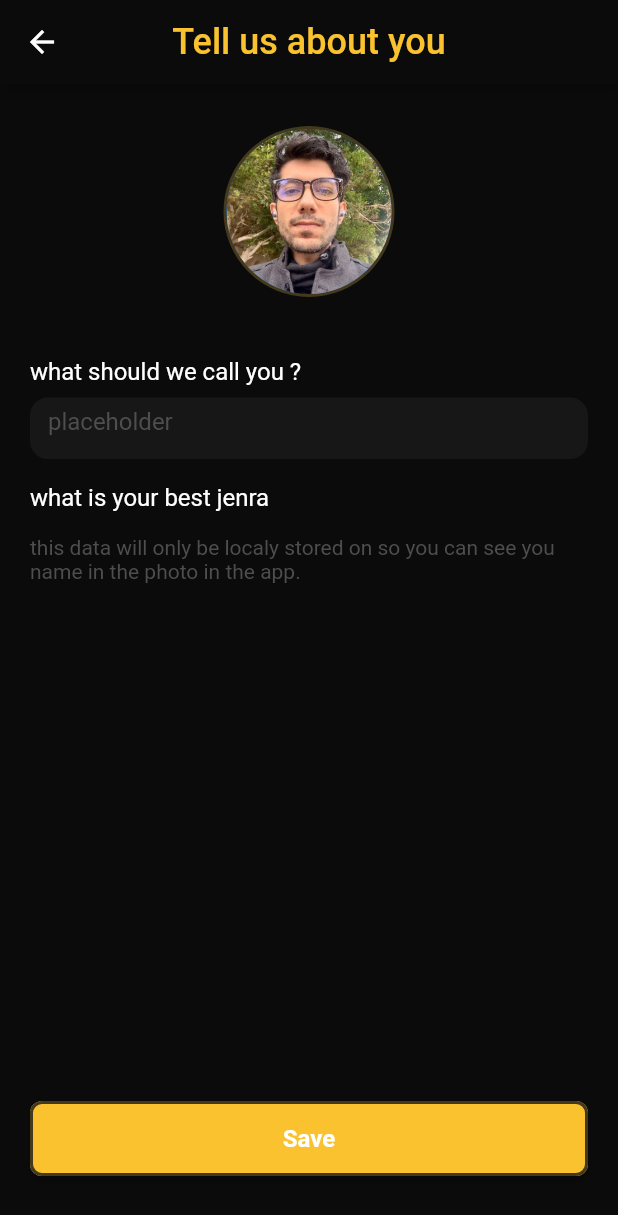
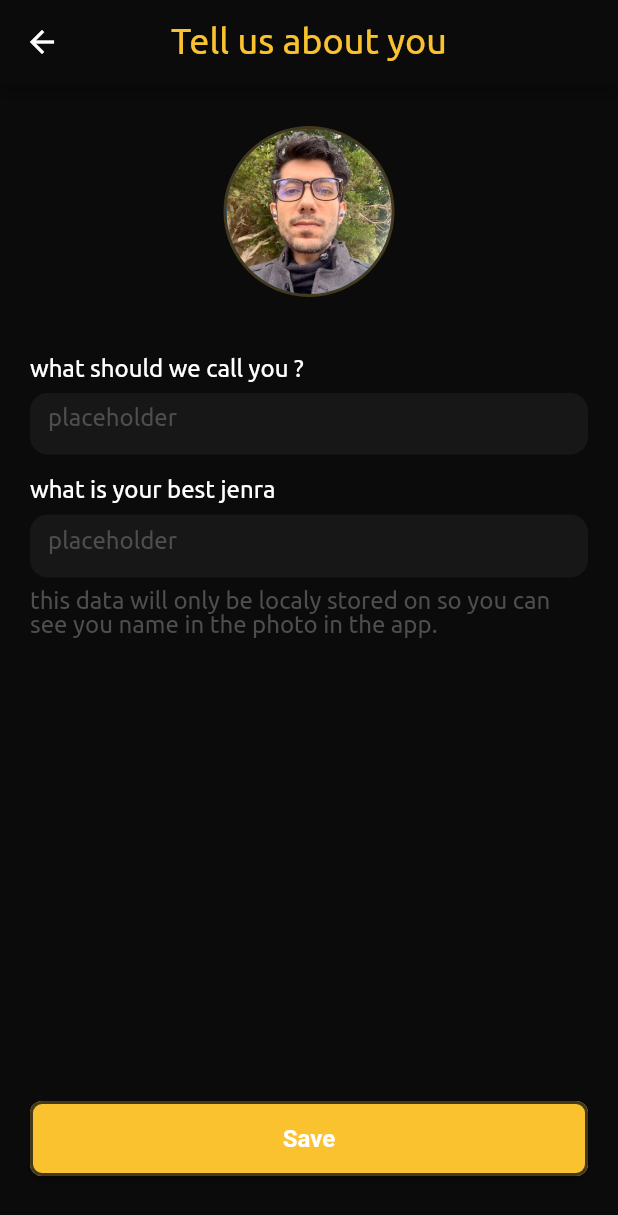
Before and after one commit to hebaea/OpenMovie, a Flutter app: the UserInfoView screen opened by its route, on a phone screen of 412 x 824 dp. Shown: the top 1215 px of the screen. Run offline on Flutter 3.47's test engine with Material 2 defaults, Android fonts, the phone set to English and light mode, and no system bars; our stand-ins replace get.

Commit message:
mob next [ci-skip] [ci skip] [skip ci]
lastFile:lib/app/modules/user_info/views/user_info_view.dart

```diff
--- a/lib/app/generic_widget/text_field_primary.dart
+++ b/lib/app/generic_widget/text_field_primary.dart
@@ -3,16 +3,16 @@ import 'package:open_movie/colors/app_colors.dart';
 
 class TextFieldPrimay extends StatelessWidget {
   String hintText;
-  TextInputType keyboardType;
-  Color? backgroundColor;
-  Color? textColor;
-  Color? hintColor;
-  double? fontSize;
-  double? height;
+  TextInputType? keyboardType;
+  Color backgroundColor;
+  Color textColor;
+  Color hintColor;
+  double fontSize;
+  double height;
 
   TextFieldPrimay(
       {required this.hintText,
-      required this.keyboardType,
+      this.keyboardType,
       this.backgroundColor = AppColors.layerOnePrimary,
       this.fontSize = 16,
       this.height = 42,
--- a/lib/app/modules/user_info/views/user_info_view.dart
+++ b/lib/app/modules/user_info/views/user_info_view.dart
@@ -1,6 +1,9 @@
 import 'package:flutter/material.dart';
 
 import 'package:get/get.dart';
+import 'package:open_movie/app/generic_widget/button_primary.dart';
+import 'package:open_movie/app/generic_widget/text_field_primary.dart';
+import 'package:open_movie/app/generic_widget/text_primary.dart';
 import 'package:open_movie/colors/app_colors.dart';
 
 import '../controllers/user_info_controller.dart';
@@ -13,12 +16,10 @@ class UserInfoView extends GetView<UserInfoController> {
     return Scaffold(
         appBar: AppBar(
           backgroundColor: AppColors.background,
-          title: const Text(
-            'Tell us about you',
-            style: TextStyle(
-              color: AppColors.textAppPrimay,
-              fontSize: 24,
-            ),
+          title: TextPrimary(
+            text: 'Tell us about you',
+            color: AppColors.textAppPrimay,
+            fontSize: 24,
           ),
           centerTitle: true,
         ),
@@ -47,79 +48,48 @@ class UserInfoView extends GetView<UserInfoController> {
                 ],
               ),
               SizedBox(height: 40),
-              Text(
-                'what should we call you ?',
-                style: TextStyle(color: AppColors.textWight, fontSize: 16),
+              TextPrimary(
+                text: 'what should we call you ?',
+                color: AppColors.textWight,
+                fontSize: 16,
               ),
               SizedBox(height: 8),
               Container(
-                height: 41,
-                child: TextField(
-                  cursorColor: Colors.white,
-                  style: TextStyle(color: Colors.white),
-                  decoration: InputDecoration(
-                      hintText: 'placeholder',
-                      hintStyle: TextStyle(color: AppColors.textLightGray),
-                      border: OutlineInputBorder(
-                        borderRadius: BorderRadius.circular(12),
-                        borderSide: BorderSide(
-                          width: 0,
-                          style: BorderStyle.none,
-                        ),
-                      ),
-                      filled: true,
-                      fillColor: AppColors.layerOnePrimary),
-                ),
-              ),
+                  height: 41,
+                  child: TextFieldPrimay(
+                    hintText: "placeholder",
+                  )),
               SizedBox(
                 height: 16,
               ),
-              Text(
-                'what is your best jenra',
-                style: TextStyle(color: AppColors.textWight, fontSize: 16),
+              TextPrimary(
+                text: 'what is your best jenra',
+                color: AppColors.textWight,
+                fontSize: 16,
               ),
               SizedBox(height: 8),
-             //text field
+              TextFieldPrimay(
+                hintText: 'placeholder',
+              ),
               SizedBox(
                 height: 8,
               ),
-              Text(
-                'this data will only be localy stored on so you can see you name in the photo in the app.',
-                style: TextStyle(color: AppColors.textLightGray),
+              TextPrimary(
+                text:
+                    'this data will only be localy stored on so you can see you name in the photo in the app.',
+                color: AppColors.textLightGray,
               ),
               Expanded(
                 child: Container(
                     // color: Colors.green,
                     ),
               ),
-              SizedBox(
-                height: 50,
+              ButtonPrimary(
                 width: MediaQuery.of(context).size.width - 40,
-                child: ElevatedButton(
-                  style: ElevatedButton.styleFrom(
-                    backgroundColor: AppColors.buttonPrimary,
-                    side: BorderSide(
-                      width: 2.0,
-                      color: AppColors.buttonPrimaryBorder,
-                    ),
-                    shape: RoundedRectangleBorder(
-                      borderRadius: BorderRadius.circular(8), // <-- Radius
-                    ),
-                  ),
-                  onPressed: () {
-                    // Get.toNamed(Routes.USER_INFO);
-                  },
-                  child: Text(
-                    'Save',
-                    style: TextStyle(
-                      color: AppColors.textWight,
-                      fontSize: 16,
-                      fontWeight: FontWeight.bold,
-                    ),
-                  ),
-                ),
+                title: 'Save',
+                onClick: () {},
               ),
-              SizedBox(height: 40),
+              const SizedBox(height: 40),
             ],
           ),
         ));
```
